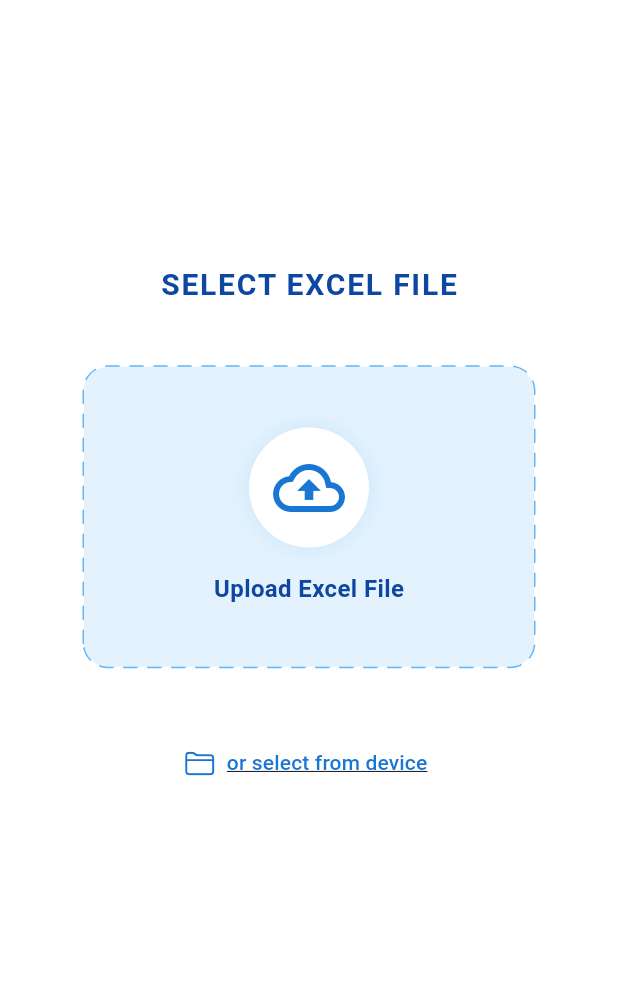
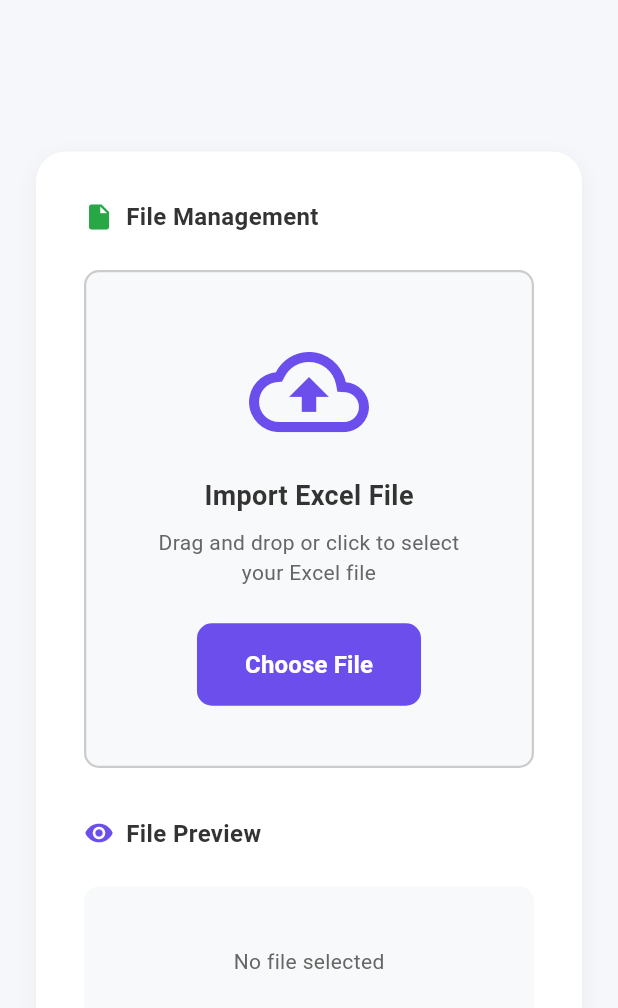
Before and after one commit to assem2023-habib/Cut-Optimizer_mobile_app, a Flutter app: the screen it shows after launch, on a phone screen of 412 x 824 dp. Shown: the top 1008 px of the screen. Run offline on Flutter 3.47's test engine with Material 3 defaults, Android fonts, the phone set to English and light mode, and no system bars; our stand-ins replace file_picker, share_plus; missing offline and left inert: excel, syncfusion_flutter_xlsio, universal_html; Roboto replaces fonts that are missing (Arial).

Commit message:
new screen excel input file

```diff
--- a/lib/features/execution/screens/execution_screen.dart
+++ b/lib/features/execution/screens/execution_screen.dart
@@ -113,7 +113,7 @@ class _ExecutionScreenState extends State<ExecutionScreen> {
       });
 
       // Step 5: Generate output Excel file (80% - 95% progress)
-      print(groups);
+
       Directory appDir = await getApplicationDocumentsDirectory();
       String timestamp = DateTime.now()
           .toIso8601String()
--- a/lib/features/select_file/screens/select_file_screen.dart
+++ b/lib/features/select_file/screens/select_file_screen.dart
@@ -1,9 +1,9 @@
+import 'package:flutter/material.dart';
 import 'package:file_picker/file_picker.dart';
-import 'package:flutter/material.dart';
-import 'package:flutter/cupertino.dart';
-import 'package:flutter/foundation.dart';
-import '../../../services/file_store_service.dart';
-import '../widgets/upload_box.dart';
+import 'package:excel/excel.dart';
+import 'dart:io';
+import '../widgets/file_import_section.dart';
+import '../widgets/file_preview_section.dart';
 import '../../set_constraints/screens/set_constraints_screen.dart';
 
 class SelectFileScreen extends StatefulWidget {
@@ -15,38 +15,48 @@ class SelectFileScreen extends StatefulWidget {
 
 class _SelectFileScreenState extends State<SelectFileScreen> {
   String? _selectedFilePath;
+  String? _fileName;
+  int? _rows;
+  int? _columns;
+  bool _isLoading = false;
 
-  void _handleFileSelection(String path) {
+  Future<void> _handleFileSelection(String filePath, PlatformFile file) async {
     setState(() {
-      _selectedFilePath = path;
+      _isLoading = true;
+      _selectedFilePath = filePath;
+      _fileName = file.name;
     });
-    // ignore: avoid_print
-    print("File selected: $path");
+
+    try {
+      // Read Excel file to get actual row/column count
+      var bytes = File(filePath).readAsBytesSync();
+      var excel = Excel.decodeBytes(bytes);
+
+      // Get the first sheet
+      if (excel.tables.isNotEmpty) {
+        var table = excel.tables[excel.tables.keys.first];
+        if (table != null) {
+          setState(() {
+            _rows = table.maxRows;
+            _columns = table.maxColumns;
+            _isLoading = false;
+          });
+        }
+      }
+    } catch (e) {
+      setState(() {
+        _isLoading = false;
+        _rows = 0;
+        _columns = 0;
+      });
+
+      if (mounted) {
         ScaffoldMessenger.of(context).showSnackBar(
           SnackBar(
-        content: Text("File selected: ${path.split('/').last}"),
-        backgroundColor: Colors.green,
-        duration: const Duration(seconds: 2),
+            content: Text('Error reading Excel file: $e'),
+            backgroundColor: Colors.red,
           ),
         );
-  }
-
-  Future<void> _pickFileManually() async {
-    final result = await FilePicker.platform.pickFiles(
-      type: FileType.custom,
-      allowedExtensions: ['xlsx', 'xls'],
-      withData: true, // Ensure bytes are loaded on web
-    );
-
-    if (result != null) {
-      if (kIsWeb) {
-        if (result.files.single.bytes != null) {
-          FileStoreService().setInputBytes(result.files.single.bytes!);
-          // Use a dummy path for web to satisfy the non-null requirement
-          _handleFileSelection("web_upload.xlsx");
-        }
-      } else if (result.files.single.path != null) {
-        _handleFileSelection(result.files.single.path!);
       }
     }
   }
@@ -65,80 +75,113 @@ class _SelectFileScreenState extends State<SelectFileScreen> {
   @override
   Widget build(BuildContext context) {
     return Scaffold(
-      backgroundColor: Colors.white,
+      backgroundColor: Color(0xFFF5F7FA),
+      appBar: AppBar(
+        backgroundColor: Colors.transparent,
+        elevation: 0,
+        toolbarHeight: 0,
+      ),
       body: SafeArea(
         child: Center(
-          child: Padding(
-            padding: const EdgeInsets.symmetric(horizontal: 24.0),
+          child: SingleChildScrollView(
+            padding: EdgeInsets.all(24),
+            child: Container(
+              constraints: BoxConstraints(maxWidth: 1200),
+              decoration: BoxDecoration(
+                color: Colors.white,
+                borderRadius: BorderRadius.circular(20),
+                boxShadow: [
+                  BoxShadow(
+                    color: Color.fromRGBO(0, 0, 0, 0.05),
+                    blurRadius: 10,
+                    offset: Offset(0, 4),
+                  ),
+                ],
+              ),
+              padding: EdgeInsets.all(32),
               child: Column(
-              mainAxisAlignment: MainAxisAlignment.center,
                 children: [
-                Text(
-                  "SELECT EXCEL FILE",
-                  style: TextStyle(
-                    fontSize: 20,
-                    fontWeight: FontWeight.bold,
-                    letterSpacing: 1.2,
-                    color: Colors.blue.shade900,
+                  LayoutBuilder(
+                    builder: (context, constraints) {
+                      // Responsive layout
+                      if (constraints.maxWidth > 600) {
+                        // Desktop/Tablet: Side by side
+                        return IntrinsicHeight(
+                          child: Row(
+                            crossAxisAlignment: CrossAxisAlignment.stretch,
+                            children: [
+                              Expanded(
+                                child: FileImportSection(
+                                  onFileSelected: _handleFileSelection,
                                 ),
                               ),
-                const SizedBox(height: 40),
-                UploadBox(onFileSelected: _handleFileSelection),
-                const SizedBox(height: 40),
-                TextButton.icon(
-                  onPressed: _pickFileManually,
-                  icon: Icon(
-                    CupertinoIcons.folder,
-                    size: 20,
-                    color: Colors.blue.shade700,
-                  ),
-                  label: Text(
-                    "or select from device",
-                    style: TextStyle(
-                      fontSize: 14,
-                      color: Colors.blue.shade700,
-                      decoration: TextDecoration.underline,
+                              SizedBox(width: 48),
+                              Expanded(
+                                child: FilePreviewSection(
+                                  fileName: _fileName,
+                                  rows: _rows,
+                                  columns: _columns,
+                                  isLoading: _isLoading,
                                 ),
                               ),
+                            ],
                           ),
-                const SizedBox(height: 60),
-                // Show Continue button only when file is selected
-                AnimatedOpacity(
-                  opacity: _selectedFilePath != null ? 1.0 : 0.0,
-                  duration: const Duration(milliseconds: 300),
-                  child: AnimatedSlide(
-                    offset: _selectedFilePath != null
-                        ? Offset.zero
-                        : const Offset(0, 0.3),
-                    duration: const Duration(milliseconds: 300),
-                    child: SizedBox(
+                        );
+                      } else {
+                        // Mobile: Stacked vertically
+                        return Column(
+                          children: [
+                            FileImportSection(
+                              onFileSelected: _handleFileSelection,
+                            ),
+                            SizedBox(height: 32),
+                            FilePreviewSection(
+                              fileName: _fileName,
+                              rows: _rows,
+                              columns: _columns,
+                              isLoading: _isLoading,
+                            ),
+                          ],
+                        );
+                      }
+                    },
+                  ),
+
+                  // Next Button
+                  if (_selectedFilePath != null && !_isLoading) ...[
+                    SizedBox(height: 32),
+                    SizedBox(
                       width: double.infinity,
                       height: 56,
                       child: ElevatedButton(
-                        onPressed: _selectedFilePath != null
-                            ? _navigateToNextScreen
-                            : null,
+                        onPressed: _navigateToNextScreen,
                         style: ElevatedButton.styleFrom(
-                          backgroundColor: const Color(0xFF0D47A1),
-                          disabledBackgroundColor: Colors.grey.shade300,
+                          backgroundColor: Color(0xFF6B4EEB),
+                          foregroundColor: Colors.white,
                           shape: RoundedRectangleBorder(
                             borderRadius: BorderRadius.circular(12),
                           ),
                           elevation: 0,
                         ),
-                        child: const Text(
-                          "Next >",
+                        child: Row(
+                          mainAxisAlignment: MainAxisAlignment.center,
+                          children: [
+                            Text(
+                              'Next',
                               style: TextStyle(
                                 fontSize: 18,
-                            fontWeight: FontWeight.w600,
-                            color: Colors.white,
+                                fontWeight: FontWeight.bold,
                               ),
                             ),
-                      ),
+                            SizedBox(width: 8),
+                            Icon(Icons.arrow_forward, size: 20),
+                          ],
                         ),
                       ),
                     ),
                   ],
+                ],
+              ),
             ),
           ),
         ),
--- /dev/null
+++ b/lib/features/select_file/widgets/file_import_section.dart
@@ -0,0 +1,114 @@
+import 'package:flutter/material.dart';
+import 'package:file_picker/file_picker.dart';
+
+class FileImportSection extends StatelessWidget {
+  final Function(String filePath, PlatformFile file) onFileSelected;
+
+  const FileImportSection({super.key, required this.onFileSelected});
+
+  Future<void> _pickFile() async {
+    FilePickerResult? result = await FilePicker.platform.pickFiles(
+      type: FileType.custom,
+      allowedExtensions: ['xlsx', 'xls'],
+    );
+
+    if (result != null && result.files.isNotEmpty) {
+      final file = result.files.first;
+      if (file.path != null) {
+        await onFileSelected(file.path!, file);
+      }
+    }
+  }
+
+  @override
+  Widget build(BuildContext context) {
+    return Column(
+      crossAxisAlignment: CrossAxisAlignment.start,
+      children: [
+        // Header
+        Row(
+          children: [
+            Icon(Icons.insert_drive_file, color: Color(0xFF28A745), size: 20),
+            SizedBox(width: 8),
+            Text(
+              'File Management',
+              style: TextStyle(
+                fontSize: 16,
+                fontWeight: FontWeight.bold,
+                color: Color(0xFF333333),
+              ),
+            ),
+          ],
+        ),
+        SizedBox(height: 24),
+
+        // Upload Area
+        InkWell(
+          onTap: _pickFile,
+          borderRadius: BorderRadius.circular(10),
+          child: Container(
+            padding: EdgeInsets.all(40),
+            decoration: BoxDecoration(
+              color: Color(0xFFF8F9FA),
+              borderRadius: BorderRadius.circular(10),
+              border: Border.all(
+                color: Color(0xFFCCCCCC),
+                width: 1.5,
+                strokeAlign: BorderSide.strokeAlignInside,
+              ),
+            ),
+            child: Column(
+              mainAxisAlignment: MainAxisAlignment.center,
+              children: [
+                // Cloud Icon
+                Icon(
+                  Icons.cloud_upload_outlined,
+                  size: 80,
+                  color: Color(0xFF6B4EEB),
+                ),
+                SizedBox(height: 16),
+
+                // Main Text
+                Text(
+                  'Import Excel File',
+                  style: TextStyle(
+                    fontSize: 18,
+                    fontWeight: FontWeight.w600,
+                    color: Color(0xFF333333),
+                  ),
+                ),
+                SizedBox(height: 8),
+
+                // Secondary Text
+                Text(
+                  'Drag and drop or click to select your Excel file',
+                  textAlign: TextAlign.center,
+                  style: TextStyle(fontSize: 14, color: Color(0xFF666666)),
+                ),
+                SizedBox(height: 24),
+
+                // Choose File Button
+                ElevatedButton(
+                  onPressed: _pickFile,
+                  style: ElevatedButton.styleFrom(
+                    backgroundColor: Color(0xFF6B4EEB),
+                    foregroundColor: Colors.white,
+                    padding: EdgeInsets.symmetric(horizontal: 32, vertical: 16),
+                    shape: RoundedRectangleBorder(
+                      borderRadius: BorderRadius.circular(10),
+                    ),
+                    elevation: 0,
+                  ),
+                  child: Text(
+                    'Choose File',
+                    style: TextStyle(fontSize: 16, fontWeight: FontWeight.bold),
+                  ),
+                ),
+              ],
+            ),
+          ),
+        ),
+      ],
+    );
+  }
+}
--- /dev/null
+++ b/lib/features/select_file/widgets/file_preview_section.dart
@@ -0,0 +1,115 @@
+import 'package:flutter/material.dart';
+
+class FilePreviewSection extends StatelessWidget {
+  final String? fileName;
+  final int? rows;
+  final int? columns;
+  final bool isLoading;
+
+  const FilePreviewSection({
+    super.key,
+    this.fileName,
+    this.rows,
+    this.columns,
+    this.isLoading = false,
+  });
+
+  @override
+  Widget build(BuildContext context) {
+    return Column(
+      crossAxisAlignment: CrossAxisAlignment.start,
+      children: [
+        // Header
+        Row(
+          children: [
+            Icon(Icons.visibility, color: Color(0xFF6B4EEB), size: 20),
+            SizedBox(width: 8),
+            Text(
+              'File Preview',
+              style: TextStyle(
+                fontSize: 16,
+                fontWeight: FontWeight.bold,
+                color: Color(0xFF333333),
+              ),
+            ),
+          ],
+        ),
+        SizedBox(height: 24),
+
+        // File Details or Loading
+        if (isLoading) ...[
+          Container(
+            padding: EdgeInsets.all(40),
+            decoration: BoxDecoration(
+              color: Color(0xFFF8F9FA),
+              borderRadius: BorderRadius.circular(10),
+            ),
+            child: Center(
+              child: Column(
+                children: [
+                  CircularProgressIndicator(
+                    valueColor: AlwaysStoppedAnimation<Color>(
+                      Color(0xFF6B4EEB),
+                    ),
+                  ),
+                  SizedBox(height: 16),
+                  Text(
+                    'Reading file...',
+                    style: TextStyle(fontSize: 14, color: Color(0xFF666666)),
+                  ),
+                ],
+              ),
+            ),
+          ),
+        ] else if (fileName != null) ...[
+          _buildDetailRow('File Name:', fileName!),
+          SizedBox(height: 16),
+          _buildDetailRow('Rows:', rows?.toString() ?? '0'),
+          SizedBox(height: 16),
+          _buildDetailRow('Columns:', columns?.toString() ?? '0'),
+        ] else ...[
+          Container(
+            padding: EdgeInsets.all(40),
+            decoration: BoxDecoration(
+              color: Color(0xFFF8F9FA),
+              borderRadius: BorderRadius.circular(10),
+            ),
+            child: Center(
+              child: Text(
+                'No file selected',
+                style: TextStyle(fontSize: 14, color: Color(0xFF666666)),
+              ),
+            ),
+          ),
+        ],
+      ],
+    );
+  }
+
+  Widget _buildDetailRow(String label, String value) {
+    return Row(
+      crossAxisAlignment: CrossAxisAlignment.start,
+      children: [
+        Expanded(
+          flex: 2,
+          child: Text(
+            label,
+            style: TextStyle(fontSize: 15, color: Color(0xFF333333)),
+          ),
+        ),
+        SizedBox(width: 16),
+        Expanded(
+          flex: 3,
+          child: Text(
+            value,
+            style: TextStyle(
+              fontSize: 15,
+              fontWeight: FontWeight.bold,
+              color: Color(0xFF333333),
+            ),
+          ),
+        ),
+      ],
+    );
+  }
+}
```
Lines whose indentation alone changed are shown as unchanged.
